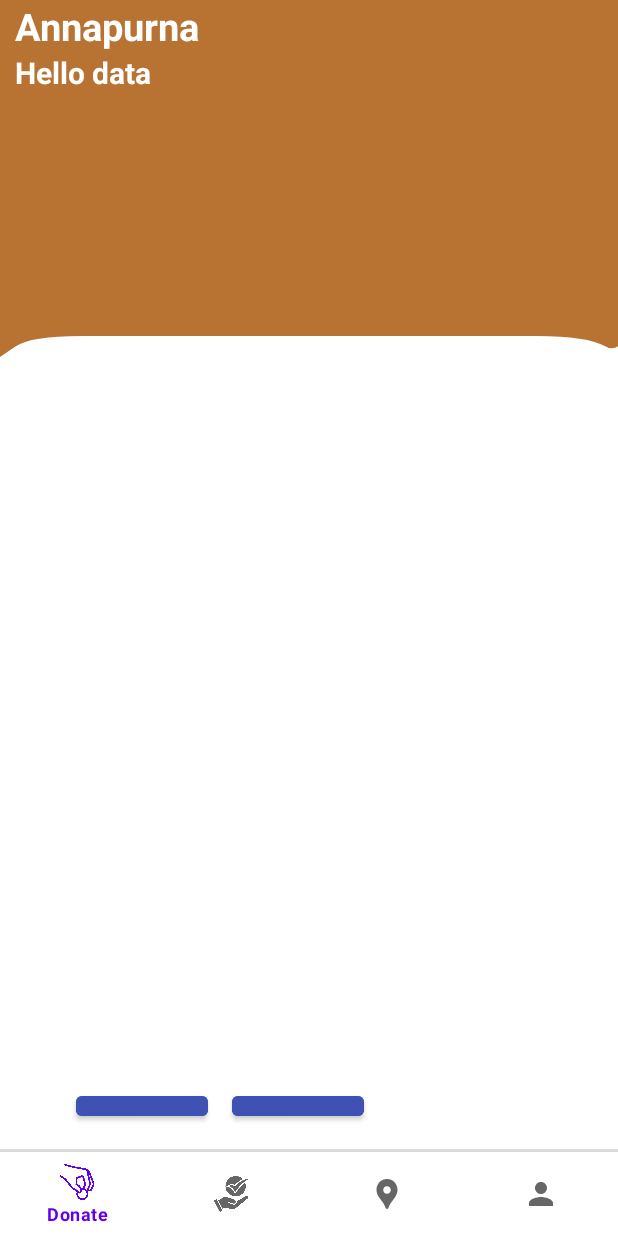
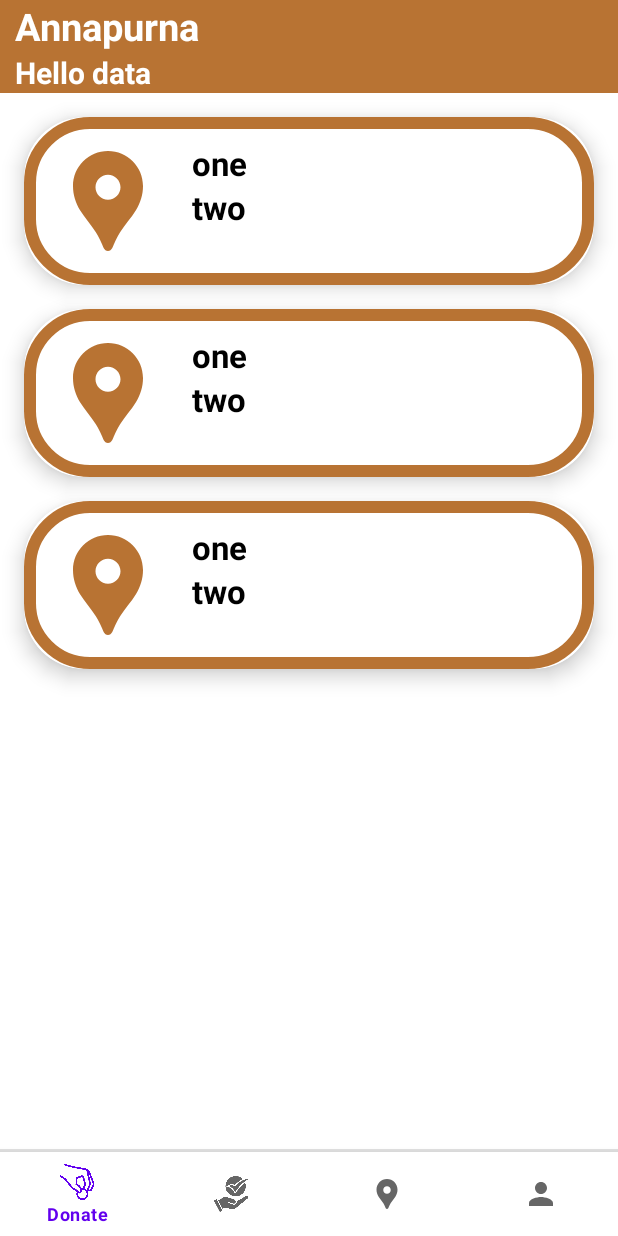
Before and after one commit to shreyagargg/annapurna-food-charity-app, an Android app: the fragment VolunteerFragment placed in its activity, on a phone screen of 412 x 824 dp. Run offline under Robolectric (Android 15) with nearby library versions, the phone set to English and light mode, and no system bars; our stand-ins replace Firebase (no records; nobody signed in at launch, a user with empty details on screens opened directly).

Commit message:
volunteer doneeeee <3

```diff
--- a/app/build.gradle.kts
+++ b/app/build.gradle.kts
@@ -59,6 +59,7 @@ dependencies {
     implementation(libs.firebase.storage.ktx)
     implementation(libs.firebase.storage)
     implementation(libs.androidx.cardview)
+
     testImplementation(libs.junit)
     androidTestImplementation(libs.androidx.junit)
     implementation("com.airbnb.android:lottie:6.6.0")
--- a/app/src/main/java/com/example/annpurna/VolunteerFragment.kt
+++ b/app/src/main/java/com/example/annpurna/VolunteerFragment.kt
@@ -5,21 +5,91 @@ import androidx.fragment.app.Fragment
 import android.view.LayoutInflater
 import android.view.View
 import android.view.ViewGroup
+import android.widget.Toast
+import androidx.recyclerview.widget.LinearLayoutManager
+import androidx.recyclerview.widget.RecyclerView
+import com.google.firebase.database.DataSnapshot
+import com.google.firebase.database.DatabaseError
+import com.google.firebase.database.DatabaseReference
+import com.google.firebase.database.FirebaseDatabase
+import com.google.firebase.database.ValueEventListener
 
 class VolunteerFragment : Fragment() {
 
+    private lateinit var database: DatabaseReference
+
+    private lateinit var recyclerView: RecyclerView
+    private lateinit var volAdapter: VolunteerAdapter
+    private var volunteerList: ArrayList<VolunteerModel> = ArrayList()
+
     override fun onCreate(savedInstanceState: Bundle?) {
         super.onCreate(savedInstanceState)
-        arguments?.let {
-        }
+        database = FirebaseDatabase.getInstance().reference
+        fetchData()
     }
+
+
+    private fun fetchData() {
+        val donationsRef = database.child("Donations")
+
+        // Attach a listener to read the data
+        donationsRef.addValueEventListener(object : ValueEventListener {
+            override fun onDataChange(snapshot: DataSnapshot) {
+                if (snapshot.exists()) {
+                    // Parse the data
+                    for (userSnapshot in snapshot.children) {
+                        val user = userSnapshot.getValue(ReceiverModel::class.java)
+                        if (user != null) {
+                            volunteerList.add(VolunteerModel("User: ${user.name}", "Age: ${user.description}"))
+                            volAdapter.notifyItemInserted(volunteerList.size - 1)
+                            // Empty fields for the new form
+
+                            // Display fetched data
+//                            Toast.makeText(requireContext(), "User: ${user.name}, Age: ${user.description}", Toast.LENGTH_SHORT).show()
+                        }
+                    }
+                } else {
+                    Toast.makeText(requireContext(), "No data available", Toast.LENGTH_SHORT).show()
+                }
+            }
+
+            override fun onCancelled(error: DatabaseError) {
+                // Handle error
+                Toast.makeText(requireContext(), "Failed to read value.", Toast.LENGTH_SHORT).show()
+            }
+        })
+    }
+
+
 
     override fun onCreateView(
         inflater: LayoutInflater, container: ViewGroup?,
         savedInstanceState: Bundle?
     ): View? {
-        // Inflate the layout for this fragment
-        return inflater.inflate(R.layout.fragment_volunteer, container, false)
+        val view = inflater.inflate(R.layout.fragment_receiver, container, false)
+
+        recyclerView = view.findViewById(R.id.item_list)
+//        val name = view.findViewById<TextView>(R.id.name)
+//        val desc = view.findViewById<TextView>(R.id.name)
+//        addMoreButton = view.findViewById(R.id.addMore)
+//        donateButton = view.findViewById(R.id.donate)
+
+        // Set up RecyclerView
+        recyclerView.layoutManager = LinearLayoutManager(activity)
+        volAdapter = VolunteerAdapter(volunteerList)
+        recyclerView.adapter = volAdapter
+
+        volunteerList.add(VolunteerModel("one", "two"))
+        volunteerList.add(VolunteerModel("one", "two"))
+        volunteerList.add(VolunteerModel("one", "two")) // Empty fields for the new form
+//        recieverList.add(ReceiverModel("one", "two")) // Empty fields for the new form
+//        recieverList.add(ReceiverModel("one", "two")) // Empty fields for the new form
+        volAdapter.notifyItemInserted(volunteerList.size - 1)
+        Toast.makeText(requireContext(), "Accept", Toast.LENGTH_SHORT).show()
+
+
+
+        return view
     }
 
 
--- /dev/null
+++ b/app/src/main/java/com/example/annpurna/VolunteerModel.kt
@@ -0,0 +1,38 @@
+package com.example.annpurna
+
+import android.view.LayoutInflater
+import android.view.View
+import android.view.ViewGroup
+import android.widget.TextView
+import androidx.recyclerview.widget.RecyclerView
+
+class VolunteerModel (
+    var src: String = "",
+    var dest: String = ""
+)
+
+class VolunteerAdapter(private val volunteerList: ArrayList<VolunteerModel>) :
+    RecyclerView.Adapter<VolunteerAdapter.RecieverViewHolder>() {
+
+    override fun onCreateViewHolder(parent: ViewGroup, viewType: Int): RecieverViewHolder {
+        val view = LayoutInflater.from(parent.context)
+            .inflate(R.layout.item_vol, parent, false)
+        return RecieverViewHolder(view)
+    }
+
+    override fun onBindViewHolder(holder: RecieverViewHolder, position: Int) {
+        val volunteer = volunteerList[position]
+
+        holder.source.setText(volunteer.src)
+        holder.dest.setText(volunteer.dest)
+    }
+
+    override fun getItemCount(): Int {
+        return volunteerList.size
+    }
+
+    inner class RecieverViewHolder(view: View) : RecyclerView.ViewHolder(view) {
+        val source: TextView = view.findViewById(R.id.src)
+        val dest: TextView = view.findViewById(R.id.dest)
+    }
+}
--- a/app/src/main/res/layout-land/activity_login.xml
+++ b/app/src/main/res/layout-land/activity_login.xml
@@ -32,6 +32,7 @@
                 android:layout_height="wrap_content"
                 android:drawableStart="@drawable/email"
                 android:drawablePadding="10dp"
+                android:drawableTint="@color/copper"
                 android:hint="E-mail"
                 android:inputType="textEmailAddress" />
 
--- a/app/src/main/res/layout/activity_login.xml
+++ b/app/src/main/res/layout/activity_login.xml
@@ -32,6 +32,7 @@
                 android:layout_height="wrap_content"
                 android:drawableStart="@drawable/email"
                 android:drawablePadding="10dp"
+                android:drawableTint="@color/copper"
                 android:hint="@string/mail"
                 android:inputType="textEmailAddress" />
 
--- a/app/src/main/res/layout/activity_signup.xml
+++ b/app/src/main/res/layout/activity_signup.xml
@@ -32,6 +32,7 @@
         android:layout_height="wrap_content"
         android:drawableStart="@drawable/email"
         android:drawablePadding="10dp"
+        android:drawableTint="@color/copper"
         android:autofillHints="email"
         android:hint="@string/mail"
         android:inputType="textEmailAddress" />
--- a/app/src/main/res/layout/item_vol.xml
+++ b/app/src/main/res/layout/item_vol.xml
@@ -15,7 +15,6 @@
         android:padding="16dp"
         android:background="@drawable/card_bg">
 
-        <!-- Left Image -->
         <ImageView
             android:id="@+id/item_image"
             android:layout_width="80dp"
@@ -25,7 +24,6 @@
             android:scaleType="centerCrop"
             android:contentDescription="@string/item_image" />
 
-        <!-- Right Details -->
         <LinearLayout
             android:layout_width="0dp"
             android:layout_height="wrap_content"
@@ -34,7 +32,6 @@
             android:layout_marginStart="16dp"
             android:gravity="center_vertical">
 
-            <!-- Item Name -->
             <TextView
                 android:id="@+id/src"
                 android:layout_width="wrap_content"
```
